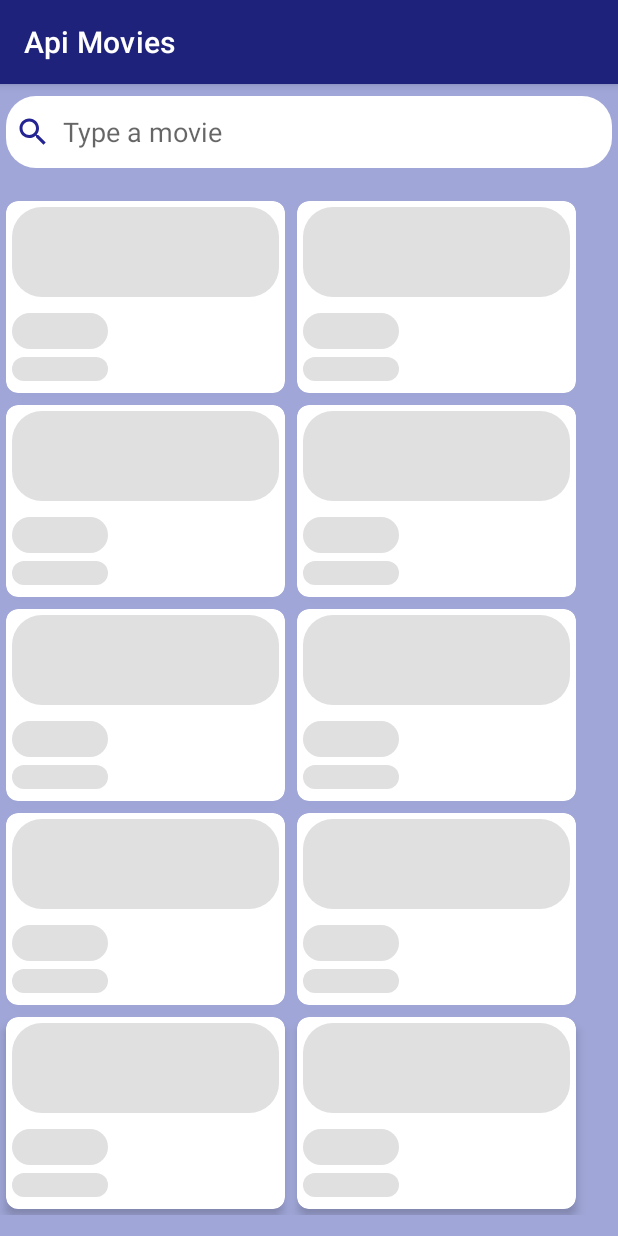
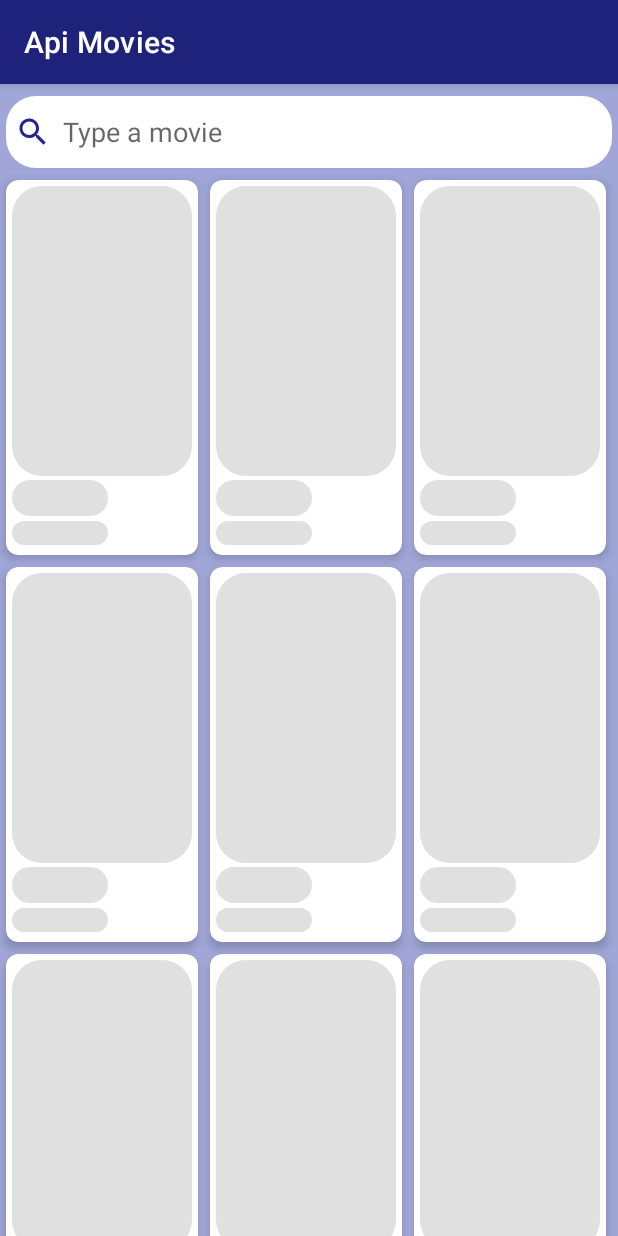
Before and after one commit to codigo-alan/ApiMovies, an Android app: the screen it shows after launch (MainActivity), on a phone screen of 412 x 824 dp. Run offline under Robolectric (Android 15) with nearby library versions, the phone set to English and light mode, and no system bars; our stand-ins replace Picasso, Shimmer; network calls fail; pictures from the network do not load; 4 statements that could not run were skipped.

Commit message:
Finish the view of the list of movies

```diff
--- a/app/src/main/java/com/example/apimovies/adapters/MovieAdapter.kt
+++ b/app/src/main/java/com/example/apimovies/adapters/MovieAdapter.kt
@@ -37,10 +37,13 @@ class MovieAdapter(private var movies: List<Movie>, private val listener: OnClic
         with(holder){
             setListener(movie)
             binding.movieTitleTv.text = movie.originalTitle
+            binding.movieReleaseTv.text = movie.releaseDate
             Picasso.get()
                 .load("https://image.tmdb.org/t/p/original/${movie.posterPath}")
                 .placeholder(R.drawable.edit_rounded)
                 .error(R.drawable.baseline_broken_image_24)
+                .fit()
+                .centerCrop()
                 .into(binding.imageView);
         }
     }
@@ -48,7 +51,7 @@ class MovieAdapter(private var movies: List<Movie>, private val listener: OnClic
 
     fun setMovies(newListMovies: List<Movie>) {
         movies = newListMovies
-        notifyDataSetChanged() //it`s like a refresh
+        notifyDataSetChanged()
     }
 
     override fun getItemCount(): Int {
--- a/app/src/main/java/com/example/apimovies/model/Movie.kt
+++ b/app/src/main/java/com/example/apimovies/model/Movie.kt
@@ -7,5 +7,6 @@ data class Movie(
     @SerializedName("original_title") val originalTitle: String,
     @SerializedName("original_language") val originalLanguage: String,
     val popularity: Double,
+    @SerializedName("release_date") val releaseDate: String,
     @SerializedName("poster_path") val posterPath: String
 )
--- a/app/src/main/java/com/example/apimovies/view/fragments/ListFragment.kt
+++ b/app/src/main/java/com/example/apimovies/view/fragments/ListFragment.kt
@@ -43,7 +43,7 @@ class ListFragment : Fragment(), OnClickListener {
 
         movieAdapter = MovieAdapter(model.movies.value!!, this)
 
-        linearLayoutManager = GridLayoutManager(context, 2)
+        linearLayoutManager = GridLayoutManager(context, 3)
         binding.recyclerListMovies.apply {
             setHasFixedSize(true)
             layoutManager = linearLayoutManager
--- a/app/src/main/res/layout/fragment_list.xml
+++ b/app/src/main/res/layout/fragment_list.xml
@@ -67,6 +67,7 @@
         android:layout_width="match_parent"
         android:layout_height="wrap_content"
         android:layout_marginTop="4dp"
+        app:layout_constraintVertical_bias="0.0"
         app:layout_constraintBottom_toBottomOf="parent"
         app:layout_constraintEnd_toEndOf="parent"
         app:layout_constraintStart_toStartOf="parent"
@@ -79,59 +80,53 @@
             android:layout_width="match_parent"
             android:layout_height="match_parent"
             android:orientation="vertical"
-            android:rowCount="5">
+            android:rowCount="3">
 
             <include
                 layout="@layout/item_movie_loading"
-                android:layout_width="186dp"
-                android:layout_height="128dp"
+                android:layout_width="128dp"
+                android:layout_height="250dp"
                 android:layout_margin="4dp"/>
             <include
                 layout="@layout/item_movie_loading"
-                android:layout_width="186dp"
-                android:layout_height="128dp"
+                android:layout_width="128dp"
+                android:layout_height="250dp"
                 android:layout_margin="4dp"/>
             <include
                 layout="@layout/item_movie_loading"
-                android:layout_width="186dp"
-                android:layout_height="128dp"
+                android:layout_width="128dp"
+                android:layout_height="250dp"
                 android:layout_margin="4dp"/>
             <include
                 layout="@layout/item_movie_loading"
-                android:layout_width="186dp"
-                android:layout_height="128dp"
+                android:layout_width="128dp"
+                android:layout_height="250dp"
                 android:layout_margin="4dp"/>
             <include
                 layout="@layout/item_movie_loading"
-                android:layout_width="186dp"
-                android:layout_height="128dp"
+                android:layout_width="128dp"
+                android:layout_height="250dp"
                 android:layout_margin="4dp"/>
             <include
                 layout="@layout/item_movie_loading"
-                android:layout_width="186dp"
-                android:layout_height="128dp"
+                android:layout_width="128dp"
+                android:layout_height="250dp"
                 android:layout_margin="4dp"/>
             <include
                 layout="@layout/item_movie_loading"
-                android:layout_width="186dp"
-                android:layout_height="128dp"
+                android:layout_width="128dp"
+                android:layout_height="250dp"
                 android:layout_margin="4dp"/>
             <include
                 layout="@layout/item_movie_loading"
-                android:layout_width="186dp"
-                android:layout_height="128dp"
+                android:layout_width="128dp"
+                android:layout_height="250dp"
                 android:layout_margin="4dp"/>
             <include
                 layout="@layout/item_movie_loading"
-                android:layout_width="186dp"
-                android:layout_height="128dp"
+                android:layout_width="128dp"
+                android:layout_height="250dp"
                 android:layout_margin="4dp"/>
-            <include
-                layout="@layout/item_movie_loading"
-                android:layout_width="186dp"
-                android:layout_height="128dp"
-                android:layout_margin="4dp"/>
-
         </GridLayout>
     </com.facebook.shimmer.ShimmerFrameLayout>
 
--- a/app/src/main/res/layout/item_movie.xml
+++ b/app/src/main/res/layout/item_movie.xml
@@ -4,61 +4,55 @@
     xmlns:app="http://schemas.android.com/apk/res-auto"
     xmlns:tools="http://schemas.android.com/tools"
     android:layout_width="match_parent"
-    android:layout_height="128dp"
+    android:layout_height="256dp"
     android:background="@color/white"
     android:layout_margin="4dp"
-    android:padding="4dp"
     android:clickable="true"
     android:focusable="true"
-    app:contentPadding="4dp"
     app:cardCornerRadius="8dp"
     app:cardElevation="4dp">
 
     <androidx.constraintlayout.widget.ConstraintLayout
         android:layout_height="match_parent"
-         android:layout_width="match_parent">
+        android:layout_width="match_parent">
 
         <ImageView
             android:id="@+id/imageView"
-            android:layout_width="match_parent"
+            android:layout_width="0dp"
             android:layout_height="0dp"
-            app:layout_constraintBottom_toTopOf="@id/guideline"
+            app:layout_constraintBottom_toBottomOf="@id/guideline"
             app:layout_constraintEnd_toEndOf="parent"
             app:layout_constraintHorizontal_bias="0.0"
             app:layout_constraintStart_toStartOf="parent"
             app:layout_constraintTop_toTopOf="parent"
             app:layout_constraintVertical_bias="0.0"
-            app:srcCompat="@mipmap/ic_launcher" />
+             />
 
         <TextView
             android:id="@+id/movieTitleTv"
             android:layout_width="wrap_content"
             android:layout_height="wrap_content"
             android:fontFamily="sans-serif-black"
-            android:background="@drawable/text_rounded"
             android:padding="4dp"
             android:maxLines="1"
-            android:text="TextView"
+            tools:text="Movie title"
             android:textSize="12sp"
             android:textStyle="bold"
             app:layout_constraintBottom_toBottomOf="parent"
             app:layout_constraintStart_toStartOf="parent"
-            app:layout_constraintVertical_bias="0.3"
+            app:layout_constraintVertical_bias="0.0"
             app:layout_constraintTop_toTopOf="@+id/guideline" />
 
         <TextView
-            android:id="@+id/movieGenreTv"
+            android:id="@+id/movieReleaseTv"
             android:layout_width="wrap_content"
             android:layout_height="wrap_content"
-            android:fontFamily="sans-serif-black"
-            android:background="@drawable/text_rounded"
-            android:padding="2dp"
-            android:text="TextView"
+            android:fontFamily="sans-serif"
+            android:padding="4dp"
+            tools:text="1951-11-1"
             android:textSize="12sp"
-            android:textStyle="bold"
             app:layout_constraintBottom_toBottomOf="parent"
             app:layout_constraintStart_toStartOf="parent"
-            app:layout_constraintVertical_bias="0.6"
             app:layout_constraintTop_toBottomOf="@+id/movieTitleTv" />
 
         <androidx.constraintlayout.widget.Guideline
@@ -66,7 +60,7 @@
             android:layout_width="wrap_content"
             android:layout_height="wrap_content"
             android:orientation="horizontal"
-            app:layout_constraintGuide_percent="0.5" />
+            app:layout_constraintGuide_percent="0.8" />
 
     </androidx.constraintlayout.widget.ConstraintLayout>
 
--- a/app/src/main/res/layout/item_movie_loading.xml
+++ b/app/src/main/res/layout/item_movie_loading.xml
@@ -3,8 +3,8 @@
     xmlns:android="http://schemas.android.com/apk/res/android"
     xmlns:app="http://schemas.android.com/apk/res-auto"
     xmlns:tools="http://schemas.android.com/tools"
-    android:layout_width="256dp"
-    android:layout_height="128dp"
+    android:layout_width="128dp"
+    android:layout_height="256dp"
     android:background="#C8C8C9"
     android:layout_margin="4dp"
     android:padding="4dp"
@@ -35,29 +35,20 @@
             android:id="@+id/movieTitleTv"
             android:layout_width="64dp"
             android:layout_height="24dp"
-            android:fontFamily="sans-serif-black"
             android:background="@drawable/text_rounded"
-            android:padding="4dp"
-            android:maxLines="1"
-            android:textSize="12sp"
-            android:textStyle="bold"
             app:layout_constraintBottom_toBottomOf="parent"
             app:layout_constraintStart_toStartOf="parent"
-            app:layout_constraintVertical_bias="0.3"
+            app:layout_constraintVertical_bias="0.1"
             app:layout_constraintTop_toTopOf="@+id/guideline" />
 
         <TextView
-            android:id="@+id/movieGenreTv"
+            android:id="@+id/movieReleaseTv"
             android:layout_width="64dp"
             android:layout_height="16dp"
-            android:fontFamily="sans-serif-black"
             android:background="@drawable/text_rounded"
-            android:padding="2dp"
-            android:textSize="12sp"
-            android:textStyle="bold"
             app:layout_constraintBottom_toBottomOf="parent"
             app:layout_constraintStart_toStartOf="parent"
-            app:layout_constraintVertical_bias="0.6"
+            app:layout_constraintVertical_bias="0.5"
             app:layout_constraintTop_toBottomOf="@+id/movieTitleTv" />
 
         <androidx.constraintlayout.widget.Guideline
@@ -65,7 +56,7 @@
             android:layout_width="wrap_content"
             android:layout_height="wrap_content"
             android:orientation="horizontal"
-            app:layout_constraintGuide_percent="0.5" />
+            app:layout_constraintGuide_percent="0.8" />
 
     </androidx.constraintlayout.widget.ConstraintLayout>
 
```
